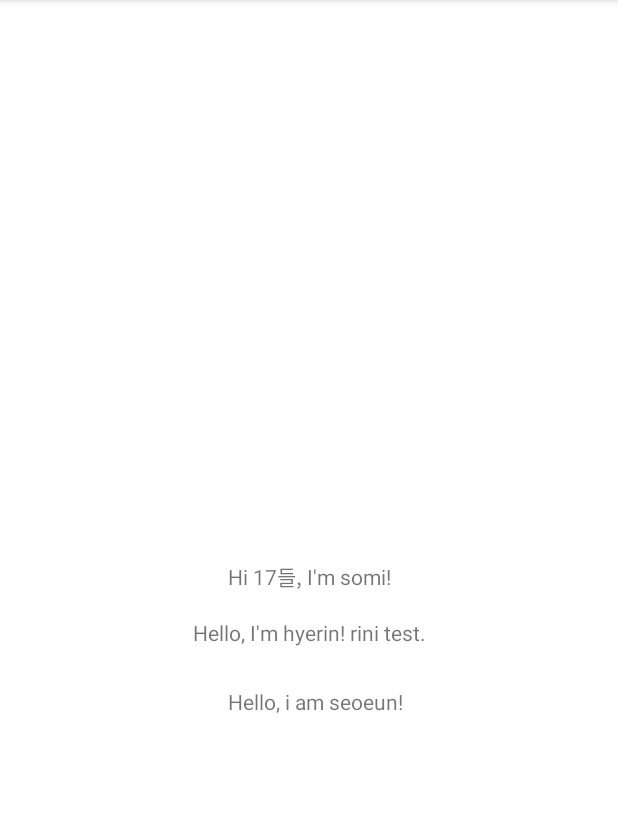
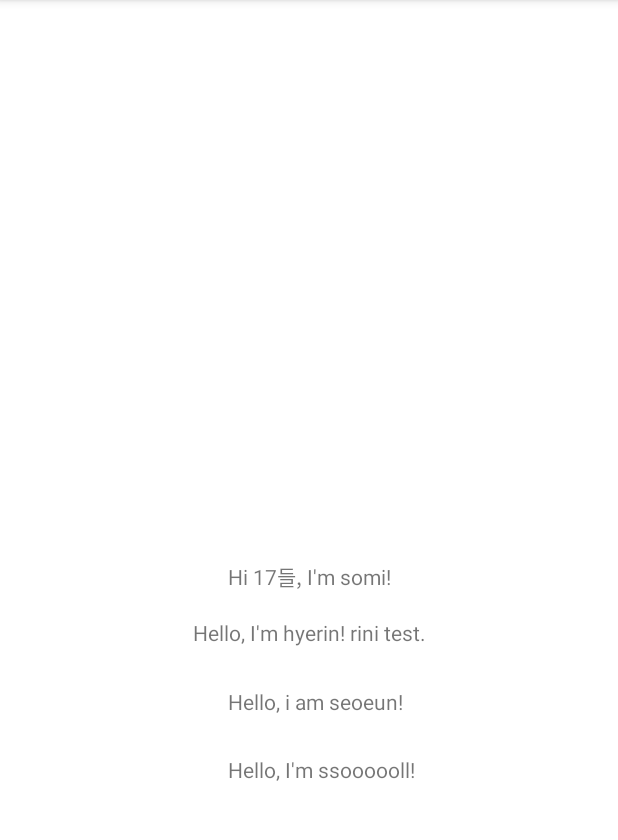
Before and after one commit to kksomi/PWManager, an Android app: the screen it shows after launch (MainActivity), on a phone screen of 412 x 824 dp, the part 84-924 px from its top. Run offline under Robolectric (Android 15) with nearby library versions, the phone set to English and light mode, and no system bars.

Commit message:
ssoooooll

```diff
--- a/app/src/main/res/layout/activity_main.xml
+++ b/app/src/main/res/layout/activity_main.xml
@@ -36,4 +36,15 @@
         app:layout_constraintTop_toTopOf="parent"
         app:layout_constraintVertical_bias="0.612" />
 
+    <TextView
+        android:layout_width="wrap_content"
+        android:layout_height="wrap_content"
+        android:text="Hello, I'm ssoooooll!"
+        app:layout_constraintBottom_toBottomOf="parent"
+        app:layout_constraintHorizontal_bias="0.529"
+        app:layout_constraintLeft_toLeftOf="parent"
+        app:layout_constraintRight_toRightOf="parent"
+        app:layout_constraintTop_toTopOf="parent"
+        app:layout_constraintVertical_bias="0.672" />
+
 </androidx.constraintlayout.widget.ConstraintLayout>
```
